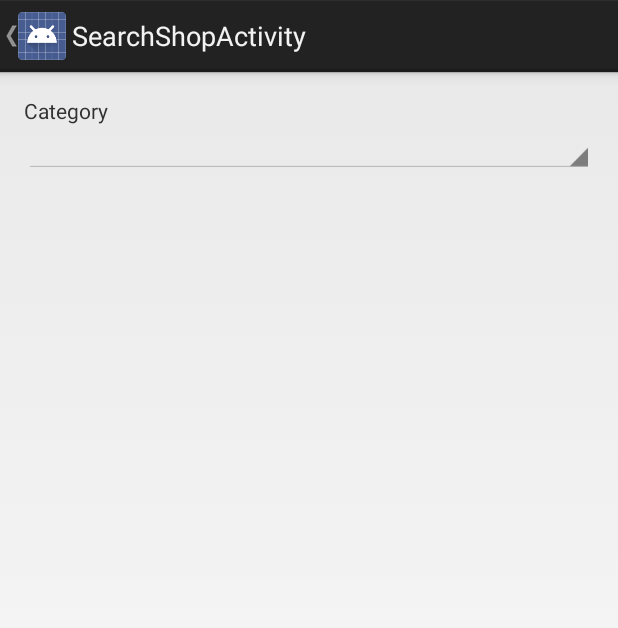
After one commit to JamesLTaylor/WifiRecord, an Android app: the SearchShopActivity screen opened directly, with no data from a screen before it, on a phone screen of 412 x 824 dp. The commit adds this screen. Shown: the top 628 px of the screen. Run offline under Robolectric (Android 15) with nearby library versions, the phone set to English and light mode, and no system bars.

Commit message:
Start of shop searching activity

```diff
--- /dev/null
+++ b/app/src/main/java/com/cogn/wifirecord/SearchShopActivity.java
@@ -0,0 +1,15 @@
+package com.cogn.wifirecord;
+
+import android.os.Bundle;
+import android.app.Activity;
+
+public class SearchShopActivity extends Activity {
+
+    @Override
+    protected void onCreate(Bundle savedInstanceState) {
+        super.onCreate(savedInstanceState);
+        setContentView(R.layout.activity_search_shop);
+        getActionBar().setDisplayHomeAsUpEnabled(true);
+    }
+
+}
--- /dev/null
+++ b/app/src/main/res/layout/activity_search_shop.xml
@@ -0,0 +1,28 @@
+<?xml version="1.0" encoding="utf-8"?>
+<RelativeLayout xmlns:android="http://schemas.android.com/apk/res/android"
+    xmlns:tools="http://schemas.android.com/tools"
+    android:layout_width="match_parent"
+    android:layout_height="match_parent"
+    android:paddingBottom="@dimen/activity_vertical_margin"
+    android:paddingLeft="@dimen/activity_horizontal_margin"
+    android:paddingRight="@dimen/activity_horizontal_margin"
+    android:paddingTop="@dimen/activity_vertical_margin"
+    tools:context="com.cogn.wifirecord.SearchShopActivity">
+
+    <LinearLayout
+        android:orientation="vertical"
+        android:layout_width="match_parent"
+        android:layout_height="match_parent"
+        android:layout_alignParentTop="true"
+        android:layout_centerHorizontal="true">
+
+        <TextView
+            android:layout_width="match_parent"
+            android:layout_height="wrap_content"
+            android:text="Category" />
+        <Spinner
+            android:layout_width="match_parent"
+            android:layout_height="wrap_content"
+            android:id="@+id/shop_search_category" />
+    </LinearLayout>
+</RelativeLayout>
--- a/app/src/main/res/values/strings.xml
+++ b/app/src/main/res/values/strings.xml
@@ -28,5 +28,6 @@
     <string name="summary_location_sticky_min_improvement">Minimum score improvement to update while sticky. (%s)</string>
     <string name="summary_general_device_name">The name used in recorded file names, currently set to: %s</string>
     <string name="title_activity_load_test">LoadTestActivity</string>
+    <string name="title_activity_search_shop">SearchShopActivity</string>
 
 </resources>
```
Also changed, not shown: app/src/main/AndroidManifest.xml (+8 -0 lines), app/src/main/res/menu/record.xml (+8 -1 lines).
